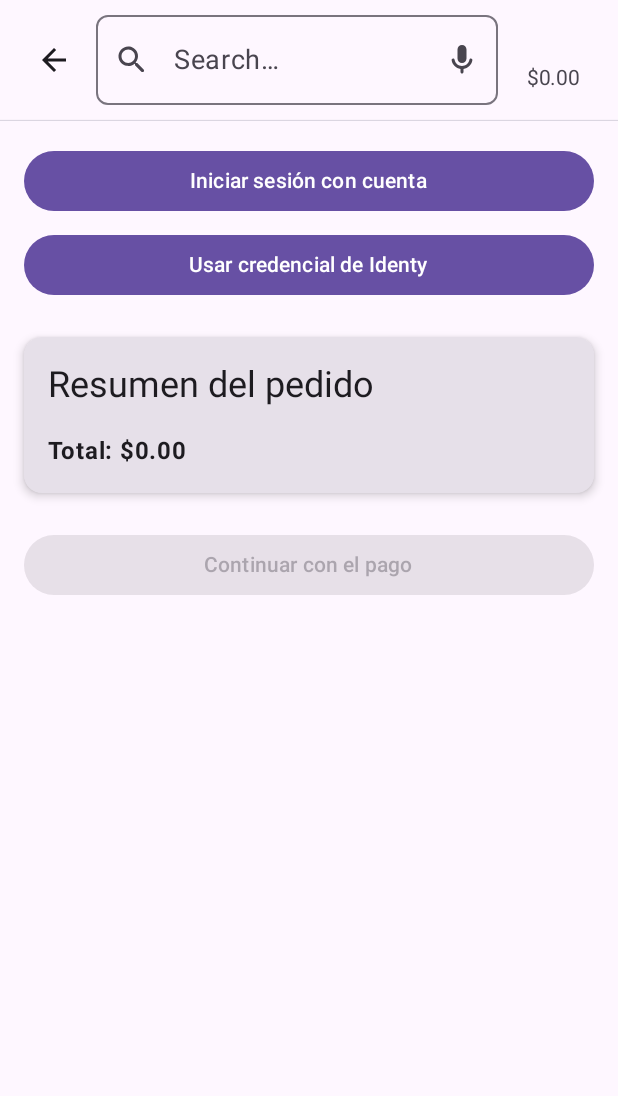
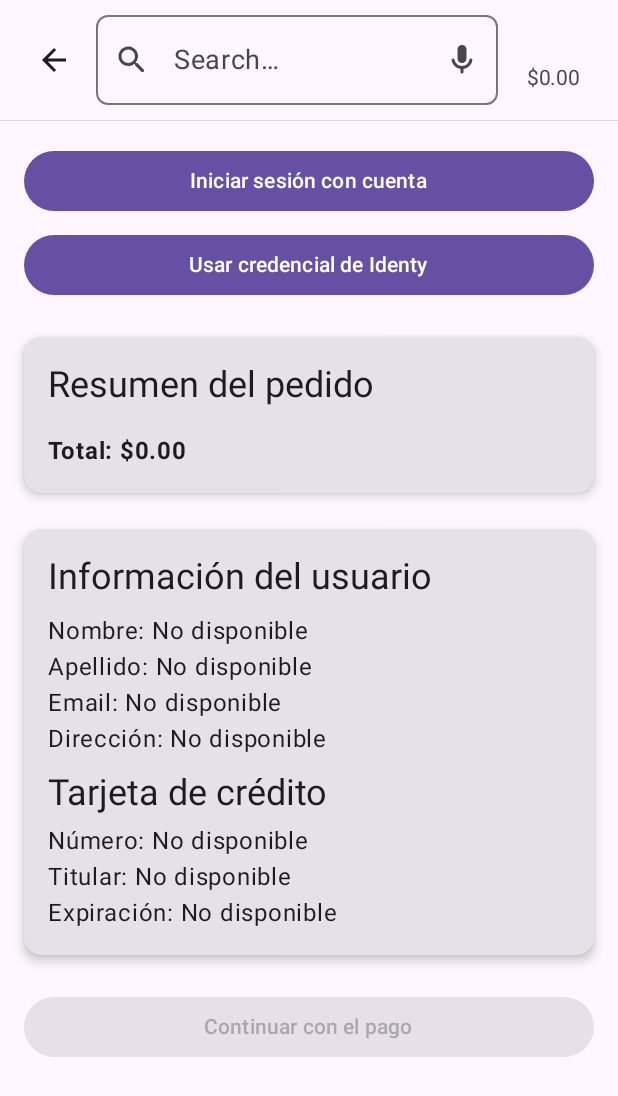
Before and after one commit to antoniomp17/Shop, an Android app built with Jetpack Compose: the PaymentScreen screen opened through its navigation route, on a phone screen of 412 x 824 dp. Shown: the top 1096 px of the screen. Run offline under Robolectric (Android 15) with nearby library versions, the phone set to English and light mode, and no system bars; our stand-ins replace Dagger/Hilt's generated code.

Commit message:
#30 -> Add user information to payment screen
- Add UserInfo model to store user details.
- Update PaymentScreen to display user details like name, address, and card information.
- Modify ProductCartViewModel to process multiple JSON objects from session state and extract user details.
- Refactor ProductListScreen to use the name of UserInfo.
- Update ProductsCartState to store the user info in a UserInfo object.

```diff
--- a/app/src/main/java/com/mp98/shop/core/presentation/screens/payment/PaymentScreen.kt
+++ b/app/src/main/java/com/mp98/shop/core/presentation/screens/payment/PaymentScreen.kt
@@ -28,9 +28,7 @@ import com.mp98.shop.core.utils.toCurrencyFormat
 
 @Composable
 fun PaymentScreen(cartViewModel: ProductCartViewModel) {
-
     val state by cartViewModel.productsCartState.collectAsState()
-
     var selectedMethod by remember { mutableStateOf<String?>(null) }
 
     Column(
@@ -61,6 +59,7 @@ fun PaymentScreen(cartViewModel: ProductCartViewModel) {
 
         Spacer(modifier = Modifier.height(24.dp))
 
+        // Resumen del pedido
         Card(
             modifier = Modifier.fillMaxWidth(),
             elevation = CardDefaults.cardElevation(defaultElevation = 4.dp)
@@ -72,7 +71,7 @@ fun PaymentScreen(cartViewModel: ProductCartViewModel) {
                 Spacer(modifier = Modifier.height(8.dp))
 
                 state.products.forEach { product ->
-                    if (cartViewModel.getProductsOfCode(product.code).isNotEmpty()){
+                    if (cartViewModel.getProductsOfCode(product.code).isNotEmpty()) {
                         Text("${product.name} - " +
                                 cartViewModel.getProductsOfCode(product.code).size.toString()
                         )
@@ -82,6 +81,34 @@ fun PaymentScreen(cartViewModel: ProductCartViewModel) {
                 Spacer(modifier = Modifier.height(8.dp))
 
                 Text("Total: ${state.cart.total.toCurrencyFormat()}", fontWeight = FontWeight.Bold)
+            }
+        }
+
+        Spacer(modifier = Modifier.height(24.dp))
+
+        // Información del usuario
+        Card(
+            modifier = Modifier.fillMaxWidth(),
+            elevation = CardDefaults.cardElevation(defaultElevation = 4.dp)
+        ) {
+            Column(
+                modifier = Modifier.padding(16.dp)
+            ) {
+                Text("Información del usuario", style = MaterialTheme.typography.headlineSmall)
+                Spacer(modifier = Modifier.height(8.dp))
+
+                Text("Nombre: ${state.userInfo?.name ?: "No disponible"}")
+                Text("Apellido: ${state.userInfo?.lastName ?: "No disponible"}")
+                Text("Email: ${state.userInfo?.email ?: "No disponible"}")
+                Text("Dirección: ${state.userInfo?.address ?: "No disponible"}")
+
+                Spacer(modifier = Modifier.height(8.dp))
+
+                Text("Tarjeta de crédito", style = MaterialTheme.typography.headlineSmall)
+                Spacer(modifier = Modifier.height(4.dp))
+                Text("Número: ${state.userInfo?.cardNumber ?: "No disponible"}")
+                Text("Titular: ${state.userInfo?.cardHolder ?: "No disponible"}")
+                Text("Expiración: ${state.userInfo?.cardExpiration ?: "No disponible"}")
             }
         }
 
--- a/app/src/main/java/com/mp98/shop/core/presentation/screens/productlist/ProductListScreen.kt
+++ b/app/src/main/java/com/mp98/shop/core/presentation/screens/productlist/ProductListScreen.kt
@@ -29,9 +29,9 @@ fun ProductList(productCartViewModel: ProductCartViewModel){
         horizontalAlignment = Alignment.CenterHorizontally,
         verticalArrangement = Arrangement.Center
     ){
-        if(state.name.isNotEmpty()){
+        if(state.userInfo?.name?.isNotEmpty() == true){
             Text(
-                text = "Welcome ${state.name}",
+                text = "Welcome ${state.userInfo?.name}",
                 style = MaterialTheme.typography.titleSmall
             )
         }
--- a/app/src/main/java/com/mp98/shop/core/presentation/states/ProductsCartState.kt
+++ b/app/src/main/java/com/mp98/shop/core/presentation/states/ProductsCartState.kt
@@ -2,6 +2,7 @@ package com.mp98.shop.core.presentation.states
 
 import com.mp98.shop.core.domain.cart.Cart
 import com.mp98.shop.core.domain.model.Product
+import com.mp98.shop.core.presentation.models.UserInfo
 import com.mp98.shop.core.presentation.screens.navigation.NavigationRoute
 import org.json.JSONObject
 
@@ -16,10 +17,10 @@ data class ProductsCartState(
     val filteredProducts: List<Product> = emptyList(),
     val screen: NavigationRoute = NavigationRoute.ProductListScreen,
 
-    val name: String = "",
+    val userInfo: UserInfo? = null,
 
     val sessionUrl: String? = null,
-    val sessionState: JSONObject? = null,
+    val sessionState: List<JSONObject>? = null,
 
     val error: String? = null
 
```
Also changed, not shown: app/src/main/java/com/mp98/shop/core/presentation/models/UserInfo.kt (added, +11 -0 lines), app/src/main/java/com/mp98/shop/core/presentation/viewmodels/ProductCartViewModel.kt (+42 -9 lines).
